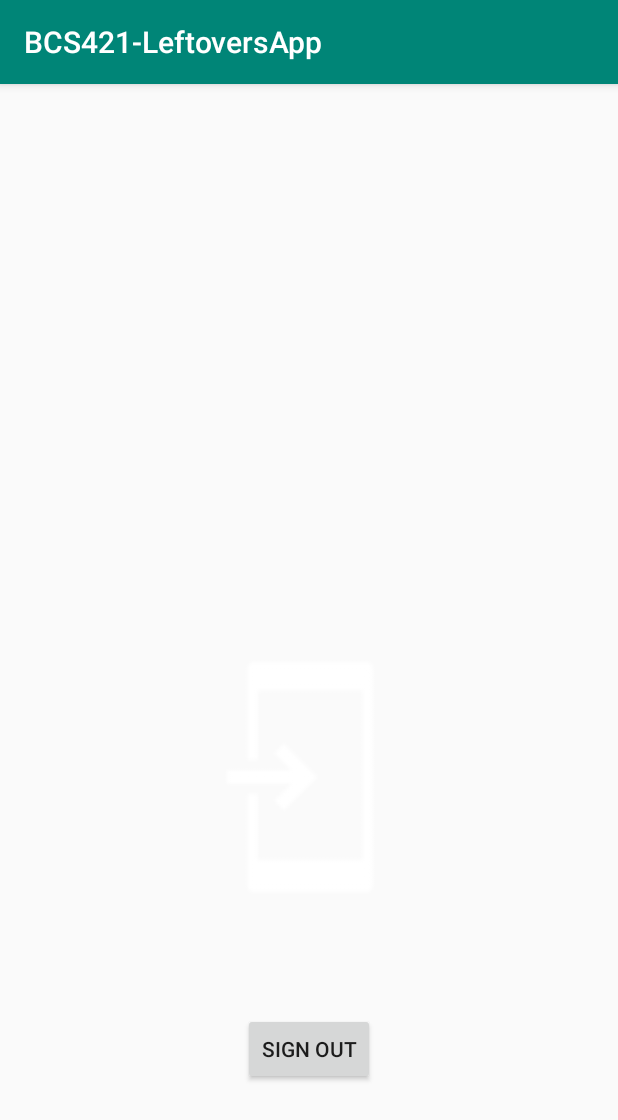
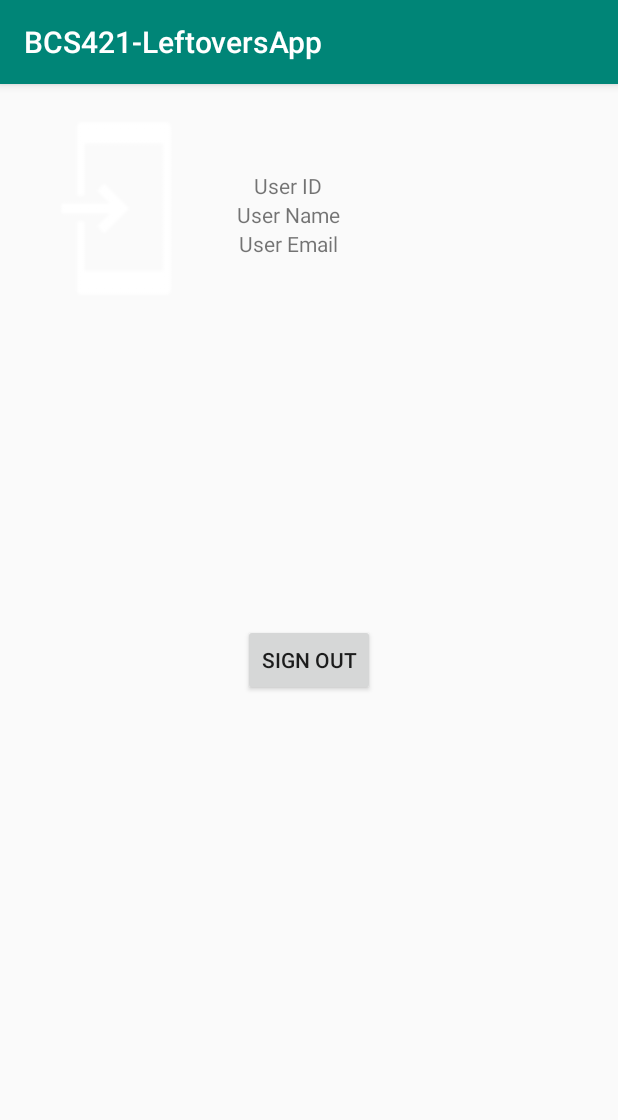
Before and after one commit to JosephMelia96/Leftover_app, an Android app: the HomeActivity screen opened directly, with no data from a screen before it, on a phone screen of 412 x 824 dp. Shown: the top 1120 px of the screen. Run offline under Robolectric (Android 15) with nearby library versions, the phone set to English and light mode, and no system bars.

Commit message:
Cleaned up code

```diff
--- a/app/src/main/AndroidManifest.xml
+++ b/app/src/main/AndroidManifest.xml
@@ -18,7 +18,7 @@
                 <category android:name="android.intent.category.LAUNCHER" />
             </intent-filter>
         </activity>
-        <activity android:name=".Main2Activity" />
+        <activity android:name=".HomeActivity" />
         <activity android:name=".MainActivity" />
 
     </application>
--- a/app/src/main/java/com/example/bcs421_leftoversapp/Main2Activity.java
+++ b/app/src/main/java/com/example/bcs421_leftoversapp/HomeActivity.java
@@ -5,7 +5,6 @@ import androidx.appcompat.app.AppCompatActivity;
 
 import android.net.Uri;
 import android.os.Bundle;
-import android.util.Log;
 import android.view.View;
 import android.widget.Button;
 import android.widget.ImageView;
@@ -20,43 +19,31 @@ import com.google.android.gms.auth.api.signin.GoogleSignInOptions;
 import com.google.android.gms.tasks.OnCompleteListener;
 import com.google.android.gms.tasks.Task;
 
-public class Main2Activity extends AppCompatActivity {
+public class HomeActivity extends AppCompatActivity implements View.OnClickListener {
 
     TextView name, email, id;
     ImageView googlePhoto;
-    Button signOut;
+
 
     GoogleSignInClient mGoogleSignInClient;
 
     @Override
     protected void onCreate(Bundle savedInstanceState) {
         super.onCreate(savedInstanceState);
-        setContentView(R.layout.activity_main2);
+        setContentView(R.layout.activity_home);
 
         GoogleSignInOptions gso = new GoogleSignInOptions.Builder(GoogleSignInOptions.DEFAULT_SIGN_IN)
                 .requestEmail()
                 .build();
         mGoogleSignInClient = GoogleSignIn.getClient(this, gso);
+        GoogleSignInAccount acct = GoogleSignIn.getLastSignedInAccount(this);
+        initViews();
+        showUserInfo(acct);
+    }
 
-        name = findViewById(R.id.userName);
-        email = findViewById(R.id.email);
-        id = findViewById(R.id.userId);
-        googlePhoto = findViewById(R.id.userPhoto);
-        signOut = findViewById(R.id.signOutButton);
-        signOut.setOnClickListener(new View.OnClickListener() {
-            @Override
-            public void onClick(View view) {
-                switch (view.getId()) {
-                    case R.id.signOutButton:
-                        signOut();
-                        break;
-                }
-            }
-        });
-
-        GoogleSignInAccount acct = GoogleSignIn.getLastSignedInAccount(this);
+    private void showUserInfo(GoogleSignInAccount acct) {
         if (acct != null) {
-            String personName = getIntent().getStringExtra("name");
+            String personName = acct.getDisplayName();
             String personEmail = acct.getEmail();
             String personId = acct.getId();
             Uri personPhoto = acct.getPhotoUrl();
@@ -68,15 +55,32 @@ public class Main2Activity extends AppCompatActivity {
         }
     }
 
+    private void initViews() {
+        name = findViewById(R.id.userName);
+        email = findViewById(R.id.email);
+        id = findViewById(R.id.userId);
+        googlePhoto = findViewById(R.id.userPhoto);
+        findViewById(R.id.signOutButton).setOnClickListener(this);
+    }
+
     private void signOut() {
         mGoogleSignInClient.signOut()
                 .addOnCompleteListener(this, new OnCompleteListener<Void>() {
                     @Override
                     public void onComplete(@NonNull Task<Void> task) {
-                        Toast.makeText(Main2Activity.this, "Sign out successful", Toast.LENGTH_LONG).show();
-                        Main2Activity.this.finish();
+                        Toast.makeText(HomeActivity.this, "Sign out successful", Toast.LENGTH_LONG).show();
+                        HomeActivity.this.finish();
                     }
                 });
     }
 
+    @Override
+    public void onClick(View v) {
+        switch (v.getId()) {
+            case R.id.signOutButton:
+                signOut();
+                break;
+        }
+
+    }
 }
--- a/app/src/main/java/com/example/bcs421_leftoversapp/MainActivity.java
+++ b/app/src/main/java/com/example/bcs421_leftoversapp/MainActivity.java
@@ -1,6 +1,5 @@
 package com.example.bcs421_leftoversapp;
 
-import androidx.annotation.NonNull;
 import androidx.appcompat.app.AppCompatActivity;
 
 import android.content.Intent;
@@ -9,18 +8,11 @@ import android.util.Log;
 import android.view.View;
 
 
-import com.google.android.gms.auth.api.Auth;
 import com.google.android.gms.auth.api.signin.GoogleSignIn;
 import com.google.android.gms.auth.api.signin.GoogleSignInAccount;
-import com.google.android.gms.auth.api.signin.GoogleSignInApi;
 import com.google.android.gms.auth.api.signin.GoogleSignInClient;
 import com.google.android.gms.auth.api.signin.GoogleSignInOptions;
-import com.google.android.gms.auth.api.signin.GoogleSignInResult;
-import com.google.android.gms.common.ConnectionResult;
-import com.google.android.gms.common.SignInButton;
 import com.google.android.gms.common.api.ApiException;
-import com.google.android.gms.common.api.GoogleApiClient;
-import com.google.android.gms.signin.SignInOptions;
 import com.google.android.gms.tasks.Task;
 
 public class MainActivity extends AppCompatActivity implements View.OnClickListener {
@@ -96,7 +88,7 @@ public class MainActivity extends AppCompatActivity implements View.OnClickListe
 
     private void updateUI(GoogleSignInAccount account) {
         if (account != null) {
-            startActivity(new Intent(this,Main2Activity.class));
+            startActivity(new Intent(this, HomeActivity.class));
         }
     }
 }
--- /dev/null
+++ b/app/src/main/res/layout/activity_home.xml
@@ -0,0 +1,53 @@
+<?xml version="1.0" encoding="utf-8"?>
+<RelativeLayout xmlns:android="http://schemas.android.com/apk/res/android"
+    xmlns:app="http://schemas.android.com/apk/res-auto"
+    xmlns:tools="http://schemas.android.com/tools"
+    android:layout_width="match_parent"
+    android:layout_height="match_parent"
+    tools:context=".HomeActivity"
+    android:orientation="vertical"
+    android:padding="8dp">
+
+    <LinearLayout
+        android:layout_width="wrap_content"
+        android:layout_height="wrap_content"
+        android:layout_marginTop="50dp"
+        android:layout_toRightOf="@id/userPhoto"
+        android:orientation="vertical"
+        android:gravity="center">
+
+    <TextView
+        android:id="@+id/userId"
+        android:text="User ID"
+        android:layout_width="wrap_content"
+        android:layout_height="wrap_content"
+        />
+
+    <TextView
+        android:id="@+id/userName"
+        android:text="User Name"
+        android:layout_width="wrap_content"
+        android:layout_height="wrap_content" />
+
+    <TextView
+        android:id="@+id/email"
+        android:text="User Email"
+        android:layout_width="wrap_content"
+        android:layout_height="wrap_content" />
+
+    </LinearLayout>
+
+    <ImageView
+        android:id="@+id/userPhoto"
+        android:layout_width="150dp"
+        android:layout_height="150dp"
+        app:srcCompat="@drawable/common_full_open_on_phone" />
+
+    <Button
+        android:id="@+id/signOutButton"
+        android:layout_width="wrap_content"
+        android:layout_height="wrap_content"
+        android:text="@string/sign_out"
+        android:layout_centerInParent="true"/>
+
+</RelativeLayout>
--- a/app/src/main/res/layout/activity_main2.xml
+++ /dev/null
@@ -1,68 +0,0 @@
-<?xml version="1.0" encoding="utf-8"?>
-<androidx.constraintlayout.widget.ConstraintLayout xmlns:android="http://schemas.android.com/apk/res/android"
-    xmlns:app="http://schemas.android.com/apk/res-auto"
-    xmlns:tools="http://schemas.android.com/tools"
-    android:layout_width="match_parent"
-    android:layout_height="match_parent"
-    tools:context=".Main2Activity">
-
-    <TextView
-        android:id="@+id/userId"
-        android:layout_width="wrap_content"
-        android:layout_height="wrap_content"
-        app:layout_constraintBottom_toBottomOf="parent"
-        app:layout_constraintEnd_toEndOf="parent"
-        app:layout_constraintStart_toStartOf="parent"
-        app:layout_constraintTop_toTopOf="parent"
-        app:layout_constraintVertical_bias="0.29000002" />
-
-    <TextView
-        android:id="@+id/userName"
-        android:layout_width="wrap_content"
-        android:layout_height="wrap_content"
-        android:layout_marginStart="172dp"
-        android:layout_marginLeft="172dp"
-        android:layout_marginTop="167dp"
-        android:layout_marginEnd="180dp"
-        android:layout_marginRight="180dp"
-        android:layout_marginBottom="545dp"
-        app:layout_constraintBottom_toBottomOf="parent"
-        app:layout_constraintEnd_toEndOf="parent"
-        app:layout_constraintStart_toStartOf="parent"
-        app:layout_constraintTop_toTopOf="parent"
-        app:layout_constraintVertical_bias="0.19999999" />
-
-    <TextView
-        android:id="@+id/email"
-        android:layout_width="wrap_content"
-        android:layout_height="wrap_content"
-        app:layout_constraintBottom_toBottomOf="parent"
-        app:layout_constraintEnd_toEndOf="parent"
-        app:layout_constraintStart_toStartOf="parent"
-        app:layout_constraintTop_toTopOf="parent"
-        app:layout_constraintVertical_bias="0.35000002" />
-
-    <ImageView
-        android:id="@+id/userPhoto"
-        android:layout_width="200dp"
-        android:layout_height="200dp"
-        app:layout_constraintBottom_toBottomOf="parent"
-        app:layout_constraintEnd_toEndOf="parent"
-        android:contentDescription="@string/description"
-        app:layout_constraintHorizontal_bias="0.507"
-        app:layout_constraintStart_toStartOf="parent"
-        app:layout_constraintTop_toTopOf="parent"
-        app:layout_constraintVertical_bias="0.637"
-        app:srcCompat="@drawable/common_full_open_on_phone" />
-
-    <Button
-        android:id="@+id/signOutButton"
-        android:layout_width="wrap_content"
-        android:layout_height="wrap_content"
-        android:text="@string/sign_out"
-        app:layout_constraintBottom_toBottomOf="parent"
-        app:layout_constraintEnd_toEndOf="parent"
-        app:layout_constraintStart_toStartOf="parent"
-        app:layout_constraintTop_toTopOf="parent"
-        app:layout_constraintVertical_bias="0.86" />
-</androidx.constraintlayout.widget.ConstraintLayout>
```
